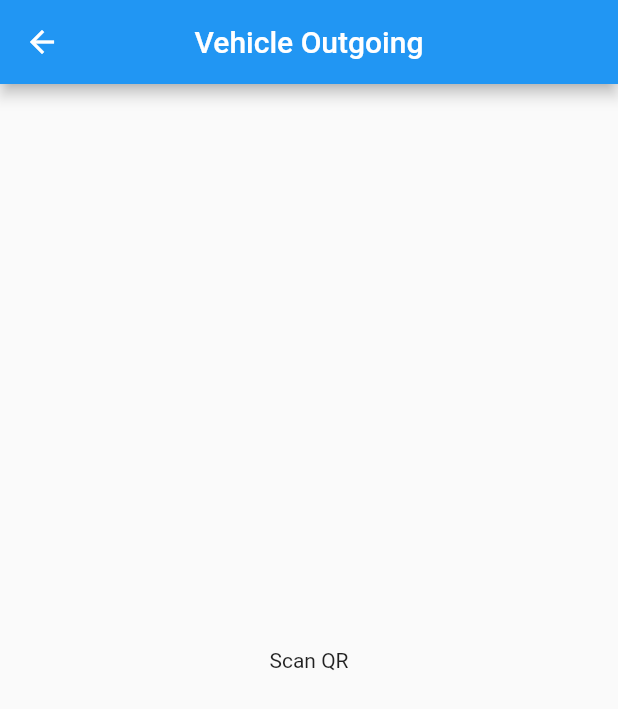
After one commit to apexpre-dator/YardMaster, a Flutter app: the screen it shows after launch, after a tap on "Outgoing", on a phone screen of 412 x 824 dp. The commit adds this screen. Shown: the top 709 px of the screen. Run offline on Flutter 3.47's test engine with Material 2 defaults, Android fonts, the phone set to English and light mode, and no system bars; our stand-ins replace qr_flutter.

Commit message:
started working on Outgoing

```diff
--- a/lib/main.dart
+++ b/lib/main.dart
@@ -1,4 +1,5 @@
 import 'package:flutter/material.dart';
+import 'package:yms/screens/Outgoing.dart';
 import 'package:yms/screens/home.dart';
 import 'package:yms/screens/IncomingRegistration.dart';
 
@@ -18,6 +19,7 @@ class MyApp extends StatelessWidget {
         ),
         home: HomeScreen(),
         routes: {
+          OutgoingRegistration.routeName: (context) => OutgoingRegistration(),
           IncomingRegistration.routeName: (context) => IncomingRegistration(),
         });
   }
--- a/lib/screens/IncomingRegistration.dart
+++ b/lib/screens/IncomingRegistration.dart
@@ -156,7 +156,7 @@ class _IncomingRegistrationState extends State<IncomingRegistration> {
                   type: StepperType.horizontal,
                   currentStep: currentStep,
                   onStepCancel: () => currentStep == 0
-                      ? null
+                      ? Navigator.of(context).pop()
                       : setState(() {
                           currentStep -= 1;
                         }),
--- /dev/null
+++ b/lib/screens/Outgoing.dart
@@ -0,0 +1,24 @@
+import 'package:flutter/material.dart';
+
+class OutgoingRegistration extends StatefulWidget {
+  static const routeName = '/outgoing-registration';
+  const OutgoingRegistration({super.key});
+
+  @override
+  State<OutgoingRegistration> createState() => _OutgoingRegistrationState();
+}
+
+class _OutgoingRegistrationState extends State<OutgoingRegistration> {
+  @override
+  Widget build(BuildContext context) {
+    return Scaffold(
+      appBar: AppBar(
+        title: Text('Vehicle Outgoing'),
+        centerTitle: true,
+      ),
+      body: Center(
+        child: Text('Scan QR'),
+      ),
+    );
+  }
+}
--- a/lib/screens/home.dart
+++ b/lib/screens/home.dart
@@ -1,8 +1,8 @@
 import 'package:flutter/material.dart';
 import 'package:yms/screens/IncomingRegistration.dart';
+import 'package:yms/screens/Outgoing.dart';
 
 class HomeScreen extends StatelessWidget {
-
   const HomeScreen({super.key});
 
   @override
@@ -23,7 +23,7 @@ class HomeScreen extends StatelessWidget {
                 onTap: () {
                   print('here');
                   Navigator.of(context)
-                      .popAndPushNamed(IncomingRegistration.routeName);
+                      .pushNamed(IncomingRegistration.routeName);
                 },
                 child: Container(
                   decoration: BoxDecoration(
@@ -52,7 +52,12 @@ class HomeScreen extends StatelessWidget {
               const SizedBox(
                 height: 30,
               ),
-              Container(
+              GestureDetector(
+                onTap: () {
+                  Navigator.of(context)
+                      .pushNamed(OutgoingRegistration.routeName);
+                },
+                child: Container(
                   decoration: BoxDecoration(
                       border: Border.all(
                     color: Colors.black54,
@@ -75,6 +80,7 @@ class HomeScreen extends StatelessWidget {
                     ],
                   ),
                 ),
+              ),
             ],
           ),
         ),
```
Lines whose indentation alone changed are shown as unchanged.
